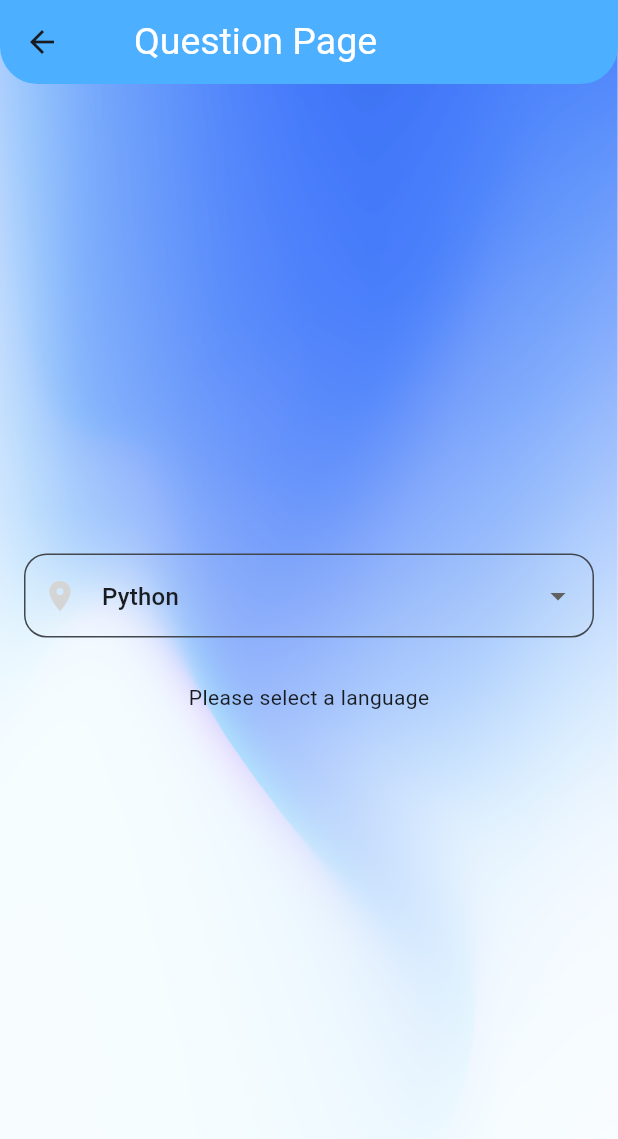
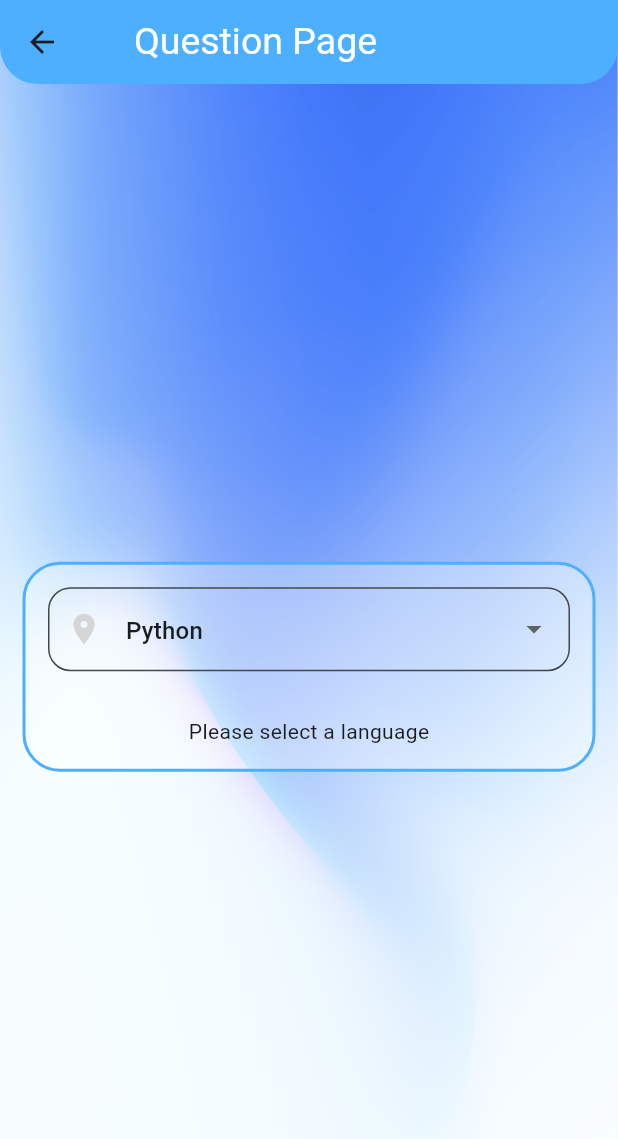
Before and after one commit to Rss1176/Coder, a Flutter app: the screen it shows after launch, after a tap on "Generate", on a phone screen of 412 x 824 dp. Shown: the top 1139 px of the screen. Run offline on Flutter 3.47's test engine with Material 3 defaults, Android fonts, the phone set to English and light mode, and no system bars; our stand-ins replace cloud_firestore, firebase_auth, firebase_core; accounts and stored records are empty; network calls fail; Roboto replaces fonts that are missing (LuckiestGuy).

Commit message:
changed the format of the questions screen

```diff
--- a/application/lib/main.dart
+++ b/application/lib/main.dart
@@ -1,5 +1,6 @@
 import 'package:cloud_firestore/cloud_firestore.dart';
 import 'package:coder_application/questions.dart';
+import 'package:coder_application/splash.dart';
 import 'package:firebase_auth/firebase_auth.dart';
 import 'package:flutter/material.dart';
 import 'page_animation.dart';
@@ -285,7 +286,7 @@ class _HomePageState extends State<HomePage> {
                   IconButton(
                     icon: Icon(Icons.settings, color: Color.fromARGB(75, 255, 255, 255)),
                     onPressed: () {
-                      Navigator.of(context).push(createPageRoute2(SettingsPage()));
+                      Navigator.of(context).push(createPageRoute2(AppSettings()));
                     },
                   ),
                 ],
--- a/application/lib/questions.dart
+++ b/application/lib/questions.dart
@@ -61,7 +61,7 @@ class _QuestionsPage extends State<QuestionsPage>{
   Map<String, dynamic> response = {"Response" : "no : response"} ; // set an base value map that can be changed by function
 
   String? pLanguage = "Python";
-  String? aptitude = "expert";
+  String? aptitude = "beginner";
   bool languageSelected = false;
 
   @override
@@ -92,19 +92,33 @@ class _QuestionsPage extends State<QuestionsPage>{
 
   @override
   Widget build(BuildContext context){
-    return Center
-    (
-      child: Padding
-      (padding: EdgeInsets.all(16),
+    return Center(
+          // scroll view for page
+          child: SingleChildScrollView(
+            child: Padding(padding: const EdgeInsets.all(15.0),
               child: Column(
-        mainAxisAlignment: MainAxisAlignment.center,
-        children: <Widget>[
+                mainAxisAlignment: MainAxisAlignment.start,
+                crossAxisAlignment: CrossAxisAlignment.center,
+                children:<Widget>[
 
           // adding white sppace
           SizedBox(
-              height:20.0
+            height:65.0
           ),
 
+          Container(
+            decoration: BoxDecoration(
+              border: Border.all(
+                color: const Color.fromARGB(255, 77, 175, 255),
+                width: 2,
+              ),
+              borderRadius: BorderRadius.circular(25),
+              color: Color.fromARGB(81, 255, 255, 255),
+            ),
+          child: Padding(
+            padding: const EdgeInsets.all(15.0),
+          child: Column(
+            children: [
 
               // button to select the programing language of the question
               DropdownButtonFormField<String>(
@@ -168,12 +182,12 @@ class _QuestionsPage extends State<QuestionsPage>{
                                              padding: EdgeInsets.all(0),
                                              backgroundColor: Colors.blue,
                                              elevation: 4),
-                                             child: Container(width: 60,
-                                             height: 60,
+                                             child: Container(width: 32,
+                                             height: 32,
                                              alignment: Alignment.center,
                                              child: Container(
-                                              width: 40,
-                                              height: 40,
+                                              width: 25,
+                                              height: 25,
                                               decoration: const BoxDecoration(color:Colors.white,
                                               shape: BoxShape.circle),
                                              )
@@ -201,12 +215,12 @@ class _QuestionsPage extends State<QuestionsPage>{
                                              padding: EdgeInsets.all(0),
                                              backgroundColor: Colors.blue,
                                              elevation: 4),
-                                             child: Container(width: 60,
-                                             height: 60,
+                                             child: Container(width: 32,
+                                             height: 32,
                                              alignment: Alignment.center,
                                              child: Container(
-                                              width: 40,
-                                              height: 40,
+                                              width: 25,
+                                              height: 25,
                                               decoration: const BoxDecoration(color:Colors.white,
                                               shape: BoxShape.circle),
                                              )
@@ -234,12 +248,12 @@ class _QuestionsPage extends State<QuestionsPage>{
                                              padding: EdgeInsets.all(0),
                                              backgroundColor: Colors.blue,
                                              elevation: 4),
-                                             child: Container(width: 60,
-                                             height: 60,
+                                             child: Container(width: 32,
+                                             height: 32,
                                              alignment: Alignment.center,
                                              child: Container(
-                                              width: 40,
-                                              height: 40,
+                                              width: 25,
+                                              height: 25,
                                               decoration: const BoxDecoration(color:Colors.white,
                                               shape: BoxShape.circle),
                                              )
@@ -267,12 +281,12 @@ class _QuestionsPage extends State<QuestionsPage>{
                                              padding: EdgeInsets.all(0),
                                              backgroundColor: Colors.blue,
                                              elevation: 4),
-                                             child: Container(width: 60,
-                                             height: 60,
+                                             child: Container(width: 32,
+                                             height: 32,
                                              alignment: Alignment.center,
                                              child: Container(
-                                              width: 40,
-                                              height: 40,
+                                              width: 25,
+                                              height: 25,
                                               decoration: const BoxDecoration(color:Colors.blue,
                                               shape: BoxShape.circle),
                                              )
@@ -318,8 +332,13 @@ class _QuestionsPage extends State<QuestionsPage>{
           else
           Text("Please select a language")
             ]
+           )
+           )
+          )
+        ]
       ),
     )
+    ),
     );
   }
 }
```
Also changed, not shown: application/lib/settings.dart (+141 -8 lines). Lines whose indentation alone changed are shown as unchanged.
